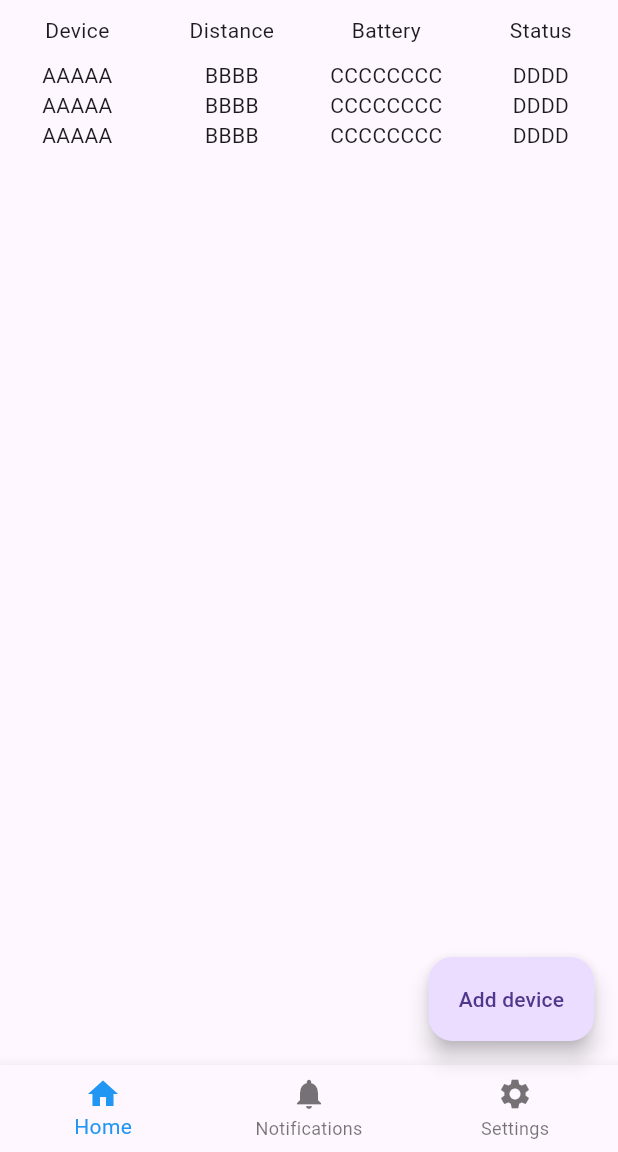
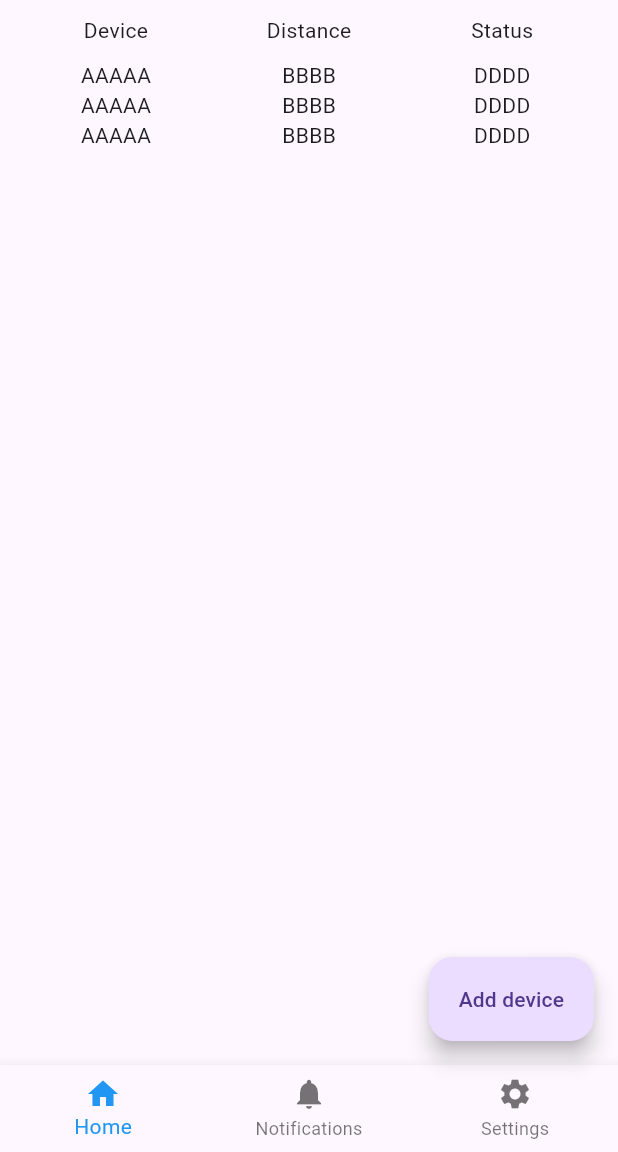
Before and after one commit to latoiste/bifind_app, a Flutter app: the screen it shows after launch, on a phone screen of 412 x 824 dp, the part 84-1236 px from its top. Run offline on Flutter 3.47's test engine with Material 3 defaults, Android fonts, the phone set to English and light mode, and no system bars.

Commit message:
update device details row

```diff
--- a/lib/components/device_details_row.dart
+++ b/lib/components/device_details_row.dart
@@ -18,7 +18,6 @@ class DeviceDetailsRow extends StatelessWidget {
         // placeholder
         SizedBox(width: screenWidth * 0.25, child: Center(child: Text("AAAAA"))),
         SizedBox(width: screenWidth * 0.25, child: Center(child: Text("BBBB"))),
-        SizedBox(width: screenWidth * 0.25, child: Center(child: Text("CCCCCCCC"))),
         SizedBox(width: screenWidth * 0.25, child: Center(child: Text("DDDD"))),
       ],
     );
--- a/lib/pages/home.dart
+++ b/lib/pages/home.dart
@@ -25,7 +25,6 @@ class _HomePageState extends State<HomePage> {
             children: [
               SizedBox(width: screenWidth * 0.25, child: TableHeaderCell(title: "Device")),
               SizedBox(width: screenWidth * 0.25, child: TableHeaderCell(title: "Distance")),
-              SizedBox(width: screenWidth * 0.25, child: TableHeaderCell(title: "Battery")),
               SizedBox(width: screenWidth * 0.25, child: TableHeaderCell(title: "Status")),
             ],
           );
```
